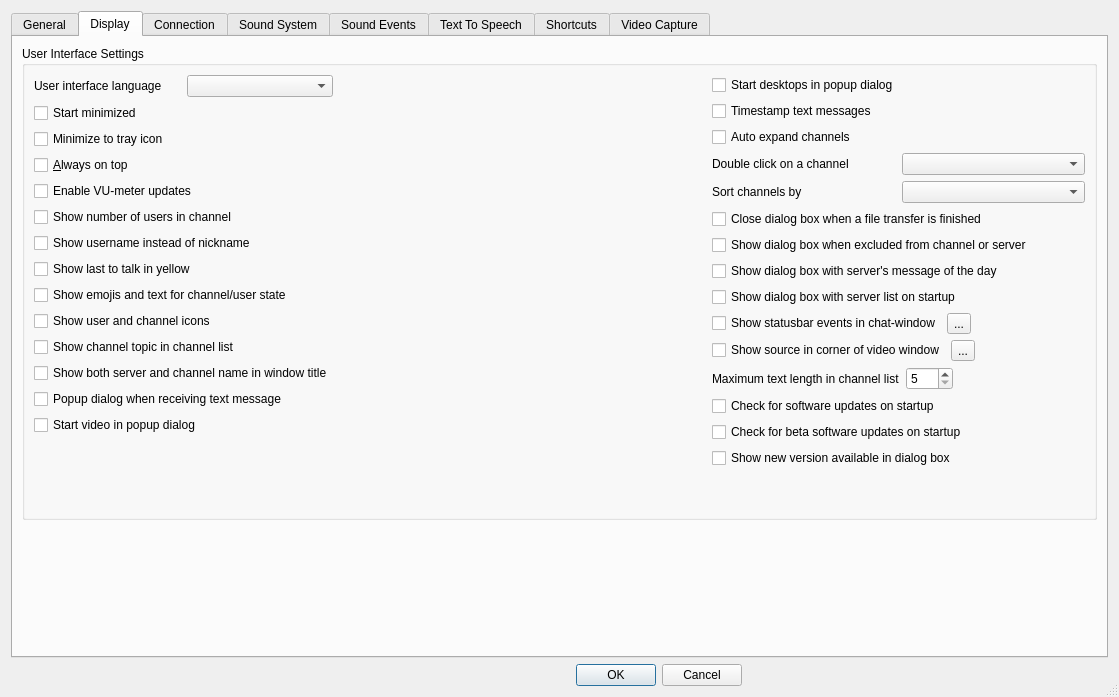
Above: Client/qtTeamTalk/preferences.ui from BearWare/TeamTalk5 before the change. Below: the same form after it.
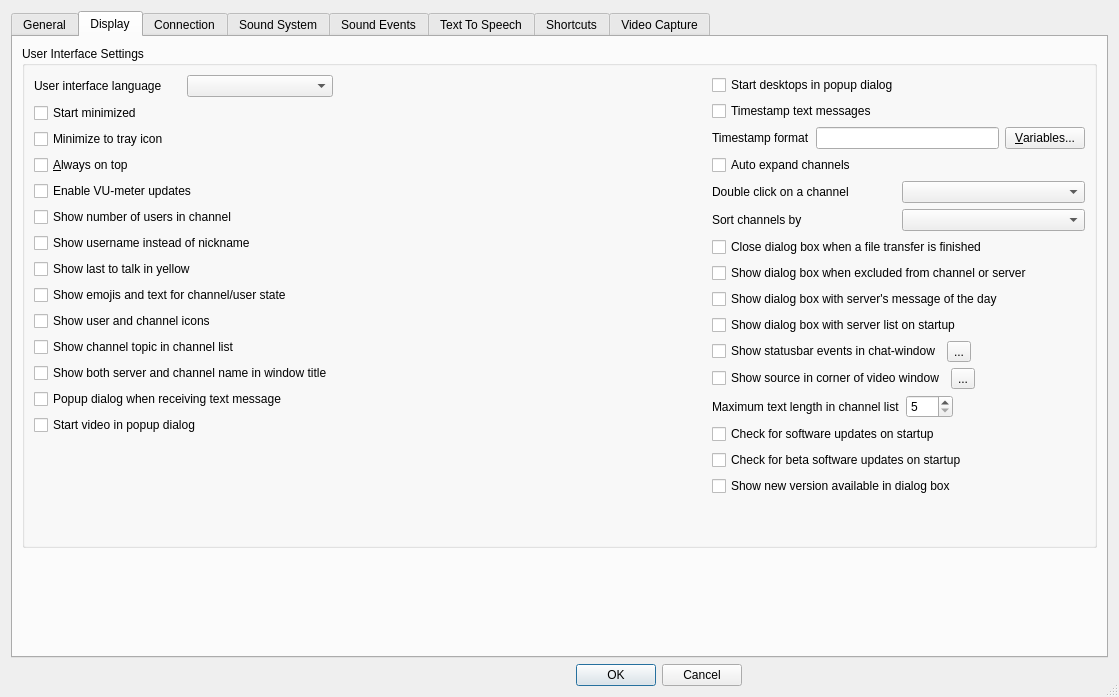
That is the form after the change. The open tabs and pages were chosen to show the change. Icons and pictures are not drawn. Custom widgets are drawn as their Qt base class.

Commit message:
Ability to customize timestamp format (#2334)
* Fix layout for time stamp and group boxes

---------

The edit to the form file:
```diff
--- a/Client/qtTeamTalk/preferences.ui
+++ b/Client/qtTeamTalk/preferences.ui
@@ -371,9 +371,9 @@
          <property name="title">
           <string>User Interface Settings</string>
          </property>
-         <layout class="QVBoxLayout" name="verticalLayout_4">
+         <layout class="QVBoxLayout" name="verticalLayout_18">
           <item>
-           <layout class="QHBoxLayout" name="horizontalLayout_33">
+           <layout class="QHBoxLayout" name="horizontalLayout_31">
             <item>
              <layout class="QVBoxLayout" name="verticalLayout">
               <item>
@@ -513,7 +513,7 @@
              </spacer>
             </item>
             <item>
-             <layout class="QVBoxLayout" name="verticalLayout_18">
+             <layout class="QVBoxLayout" name="verticalLayout_4">
               <item>
                <widget class="QCheckBox" name="desktopdlgChkBox">
                 <property name="text">
@@ -528,6 +528,30 @@
                 </property>
                </widget>
               </item>
+              <item>
+               <layout class="QHBoxLayout" name="horizontalLayout_30">
+                <item>
+                 <widget class="QLabel" name="timestampformatLabel">
+                  <property name="text">
+                   <string>Timestamp format</string>
+                  </property>
+                  <property name="buddy">
+                   <cstring>timestampformatEdit</cstring>
+                  </property>
+                 </widget>
+                </item>
+                <item>
+                 <widget class="QLineEdit" name="timestampformatEdit"/>
+                </item>
+                <item>
+                 <widget class="QPushButton" name="TSFVarButton">
+                  <property name="text">
+                   <string>&amp;Variables...</string>
+                  </property>
+                 </widget>
+                </item>
+               </layout>
+              </item>
               <item>
                <widget class="QCheckBox" name="chanexpChkBox">
                 <property name="text">
```
Left out of the diff: 14 changed lines with no effect on the pictures. Lines whose indentation alone changed are shown as unchanged. The commit also changes 7 other files.
